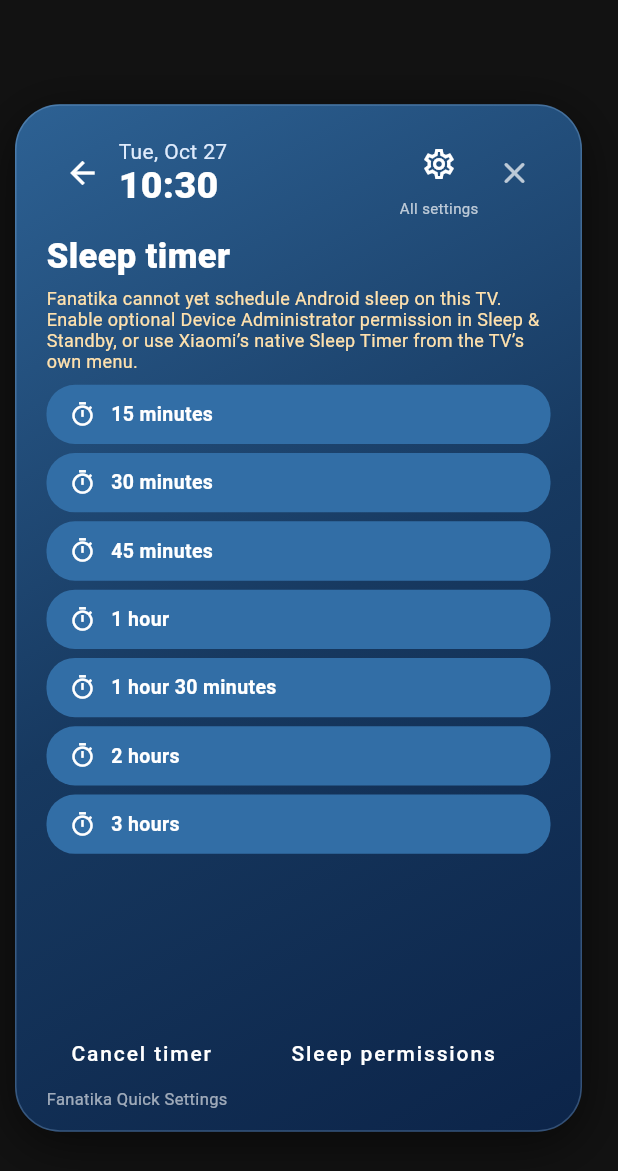
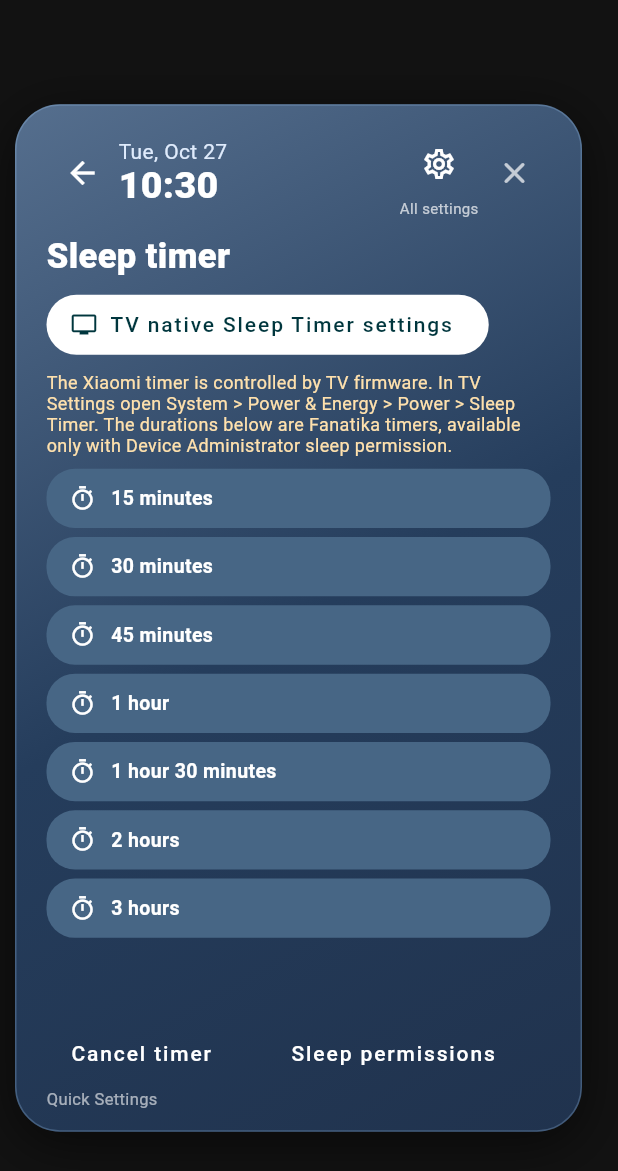
Before and after one commit to FanatikaTM/Fanatika-TV-Launcher, a Flutter app: the FanatikaQuickSettingsDialog widget shown alone on an empty page, opened directly, after a tap on "Sleep timer", on a phone screen of 412 x 824 dp. Shown: the top 1171 px of the screen. Run offline on Flutter 3.47's test engine with Material 3 defaults, Android fonts, the phone set to English and light mode, and no system bars; our stand-ins replace drift, package_info_plus, shared_preferences, video_player; missing offline and left inert: screen_brightness; accounts and stored records are empty; statements that could not run were skipped.

Commit message:
Fanatika v2.8.1: M0EU0 quick controls, top pills, native timer entry

```diff
--- a/lib/widgets/fanatika_quick_settings_dialog.dart
+++ b/lib/widgets/fanatika_quick_settings_dialog.dart
@@ -22,8 +22,8 @@ class FanatikaQuickSettingsDialog extends StatefulWidget {
 }
 
 class _FanatikaQuickSettingsDialogState extends State<FanatikaQuickSettingsDialog> {
-  static const Color base = Color(0xFF173960);
-  static const Color tileBlue = Color(0xFF326EA6);
+  static const Color base = Color(0xFF253D5C);
+  static const Color tileBlue = Color(0xFF476685);
   final FLauncherChannel _channel = FLauncherChannel();
   Timer? _clockTimer;
   DateTime _now = DateTime.now();
@@ -84,6 +84,13 @@ class _FanatikaQuickSettingsDialogState extends State<FanatikaQuickSettingsDialo
     });
   }
 
+  Future<void> _openNativeSleepSettings() => _perform(() async {
+    // Xiaomi controls the native timer; no public API sets its duration.
+    if (mounted) setState(() => _notice =
+      'In TV Settings: System > Power & Energy > Power > Sleep Timer.');
+    await _channel.openSettings();
+  });
+
   Future<void> _showSleep() async {
     setState(() { _sleepOptions = true; _notice = ''; });
     try {
@@ -99,8 +106,7 @@ class _FanatikaQuickSettingsDialogState extends State<FanatikaQuickSettingsDialo
 
   Future<void> _scheduleSleep(int minutes) async {
     if (!_deviceAdminEnabled) {
-      setState(() => _notice = 'Fanatika needs optional sleep permission. '
-          'The Xiaomi native timer is separate; open Sleep & Standby settings.');
+      await _openNativeSleepSettings();
       return;
     }
     final accepted = await showDialog<bool>(context: context, builder: (ctx) => AlertDialog(
@@ -149,7 +155,7 @@ class _FanatikaQuickSettingsDialogState extends State<FanatikaQuickSettingsDialo
           borderRadius: BorderRadius.circular(30),
           border: Border.all(color: const Color(0x449EC9F4), width: 1),
           gradient: const LinearGradient(begin: Alignment.topLeft, end: Alignment.bottomRight,
-            colors: [Color(0xF72E6498), base, Color(0xF70C254B)]),
+            colors: [Color(0xF9577191), base, Color(0xF7213450)]),
           boxShadow: const [BoxShadow(color: Colors.black54, blurRadius: 30, offset: Offset(0, 8))],
         ),
         child: Padding(
@@ -219,7 +225,7 @@ class _FanatikaQuickSettingsDialogState extends State<FanatikaQuickSettingsDialo
     crossAxisCount: 2, childAspectRatio: 2.5,
     mainAxisSpacing: 9, crossAxisSpacing: 9,
     children: [
-      _QuickTile(icon: Icons.tune, text: 'Fanatika tools', autofocus: true,
+      _QuickTile(icon: Icons.tune, text: 'Tools', autofocus: true,
         onPressed: () => _openPanel(FanatikaToolsHub.routeName)),
       _QuickTile(icon: Icons.system_update, text: 'Updates',
         onPressed: () => _openPanel(FanatikaUpdatesPage.routeName)),
@@ -237,11 +243,14 @@ class _FanatikaQuickSettingsDialogState extends State<FanatikaQuickSettingsDialo
   Widget _sleepBody() => Column(crossAxisAlignment: CrossAxisAlignment.start, children: [
     const Text('Sleep timer', style: TextStyle(fontSize: 23, fontWeight: FontWeight.w800)),
     const SizedBox(height: 8),
+    FilledButton.icon(onPressed: _openNativeSleepSettings,
+      icon: const Icon(Icons.tv), label: const Text('TV native Sleep Timer settings')),
+    const SizedBox(height: 8),
     if (!_deviceAdminEnabled) const Padding(
       padding: EdgeInsets.only(bottom: 8),
-      child: Text('Fanatika cannot yet schedule Android sleep on this TV. '
-          'Enable optional Device Administrator permission in Sleep & Standby, '
-          'or use Xiaomi’s native Sleep Timer from the TV’s own menu.',
+      child: Text('The Xiaomi timer is controlled by TV firmware. In TV Settings open '
+          'System > Power & Energy > Power > Sleep Timer. The durations below '
+          'are Fanatika timers, available only with Device Administrator sleep permission.',
         style: TextStyle(fontSize: 12, color: Color(0xFFFFE1AD)))),
     Expanded(child: GridView.count(crossAxisCount: 1, childAspectRatio: 8.5,
       mainAxisSpacing: 6,
@@ -265,7 +274,7 @@ class _FanatikaQuickSettingsDialogState extends State<FanatikaQuickSettingsDialo
   ]);
 
   Widget _bottomNavigation() => Row(children: [
-    const Text('Fanatika Quick Settings', style: TextStyle(fontSize: 11, color: Colors.white60)),
+    const Text('Quick Settings', style: TextStyle(fontSize: 11, color: Colors.white60)),
     const Spacer(),
     if (!_sleepOptions) ...[
       IconButton(onPressed: () => setState(() => _page = 0),
@@ -293,7 +302,7 @@ class _QuickTile extends StatefulWidget {
 class _QuickTileState extends State<_QuickTile> {
   bool focused = false;
   @override Widget build(BuildContext context) => Material(
-    color: focused ? const Color(0xFFEDF5FF) : _FanatikaQuickSettingsDialogState.tileBlue,
+    color: focused ? const Color(0xFFEDF2F8) : _FanatikaQuickSettingsDialogState.tileBlue,
     borderRadius: BorderRadius.circular(19),
     child: InkWell(
       borderRadius: BorderRadius.circular(19),
@@ -302,13 +311,13 @@ class _QuickTileState extends State<_QuickTile> {
       onTap: widget.onPressed,
       child: Padding(padding: const EdgeInsets.symmetric(horizontal: 15, vertical: 6),
         child: Row(children: [
-          Icon(widget.icon, color: focused ? const Color(0xFF173960) : Colors.white,
+          Icon(widget.icon, color: focused ? const Color(0xFF253D5C) : Colors.white,
             size: widget.compact ? 18 : 22),
           const SizedBox(width: 10),
           Expanded(child: Text(widget.text,
             maxLines: 2, overflow: TextOverflow.ellipsis,
             style: TextStyle(fontWeight: FontWeight.w700,
-              color: focused ? const Color(0xFF173960) : Colors.white,
+              color: focused ? const Color(0xFF253D5C) : Colors.white,
               fontSize: widget.compact ? 13 : 15))),
         ]),
       ),
--- a/lib/widgets/settings/fanatika_sleep_page.dart
+++ b/lib/widgets/settings/fanatika_sleep_page.dart
@@ -145,6 +145,11 @@ class _FanatikaSleepPageState extends State<FanatikaSleepPage> with WidgetsBindi
             adminActive ? 'You can revoke it in Android security settings' : 'Required for timer and shortcut',
           autofocus: true,
         ),
+        _tile(Icons.tv_outlined, 'Open TV native Sleep Timer settings',
+          () => _perform(() async {
+            await _native.openSettings();
+            return {'message': 'TV Settings > System > Power & Energy > Power > Sleep Timer. Native Xiaomi timer is not controlled by Fanatika.'};
+          }), subtitle: 'Recommended for MiTV-M0EU0; uses the original TV timer'),
         _tile(Icons.settings_outlined, 'Open Xiaomi display and sleep settings',
           () => _perform(() async {
             final opened = await _native.fanatikaOpenDisplaySleepSettings();
--- a/lib/widgets/settings/fanatika_tools_hub.dart
+++ b/lib/widgets/settings/fanatika_tools_hub.dart
@@ -16,7 +16,7 @@ class FanatikaToolsHub extends StatelessWidget {
     (title: 'Sleep & standby', icon: Icons.bedtime_outlined, sections: ['Sleep and standby']),
   ];
   @override Widget build(BuildContext context) => Column(children: [
-    const Padding(padding: EdgeInsets.all(12), child: Text('Fanatika tools', style: TextStyle(fontSize: 20, fontWeight: FontWeight.bold))),
+    const Padding(padding: EdgeInsets.all(12), child: Text('Tools', style: TextStyle(fontSize: 20, fontWeight: FontWeight.bold))),
     const Divider(height: 1),
     Expanded(child: ListView.builder(itemCount: categories.length, itemBuilder: (context, index) {
       final item = categories[index];
--- a/lib/widgets/settings/fanatika_updates_page.dart
+++ b/lib/widgets/settings/fanatika_updates_page.dart
@@ -63,7 +63,7 @@ class _FanatikaUpdatesPageState extends State<FanatikaUpdatesPage> {
   @override Widget build(BuildContext context) {
     final s = context.watch<SettingsService>();
     return Column(children: [
-      const Padding(padding: EdgeInsets.all(12), child: Text('Fanatika updates', style: TextStyle(fontSize: 20, fontWeight: FontWeight.bold))),
+      const Padding(padding: EdgeInsets.all(12), child: Text('Updates', style: TextStyle(fontSize: 20, fontWeight: FontWeight.bold))),
       const Divider(height: 1),
       Expanded(child: ListView(children: [
         FanatikaTvControls.action(icon: Icons.update, title: 'Automatic update checks',
--- a/lib/widgets/settings/settings_panel_page.dart
+++ b/lib/widgets/settings/settings_panel_page.dart
@@ -77,12 +77,12 @@ class SettingsPanelPage extends StatelessWidget {
                 ),
                 FocusableSettingsTile(
                   leading: const Icon(Icons.tune),
-                  title: const Text('Fanatika tools'),
+                  title: const Text('Tools'),
                   subtitle: const Text('Favorites, title, weather, wallpaper, backup and controls'),
                   onPressed: () => Navigator.of(context).pushNamed(FanatikaToolsHub.routeName),
                 ),
                 FocusableSettingsTile(
-                  leading: const Icon(Icons.system_update), title: const Text('Fanatika updates'),
+                  leading: const Icon(Icons.system_update), title: const Text('Updates'),
                   subtitle: const Text('Check, download and install signed updates'),
                   onPressed: () => Navigator.of(context).pushNamed(FanatikaUpdatesPage.routeName),
                 ),
--- a/pubspec.yaml
+++ b/pubspec.yaml
@@ -1,7 +1,7 @@
 name: flauncher
 description: Flutter-based Android TV launcher.
 
-version: 2.8.0+4133
+version: 2.8.1+4134
 
 environment:
   sdk: ">=3.11.0"
```
Also changed, not shown: lib/flauncher.dart (+6 -1 lines), lib/widgets/focus_aware_app_bar.dart (+37 -3 lines), 9 other files.
